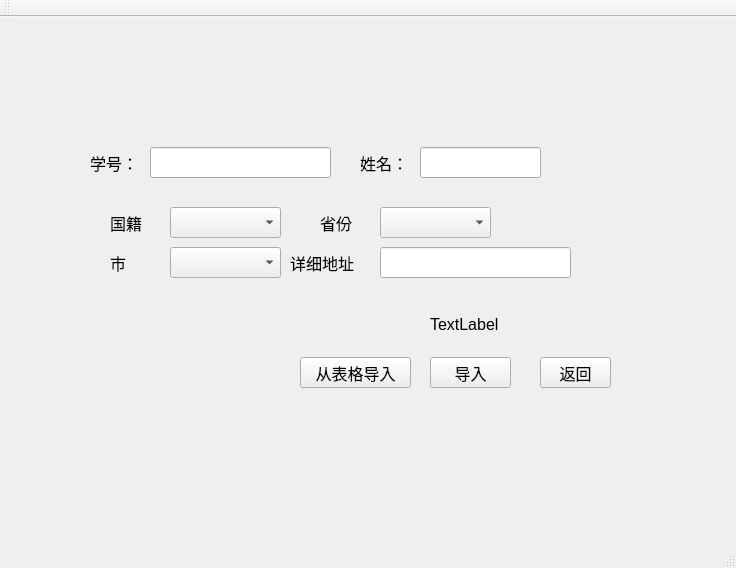
The window that mainwindow.ui (zhengnici/WorkProgram2020_Studentmanager) describes before a commit, drawn with Qt 5.
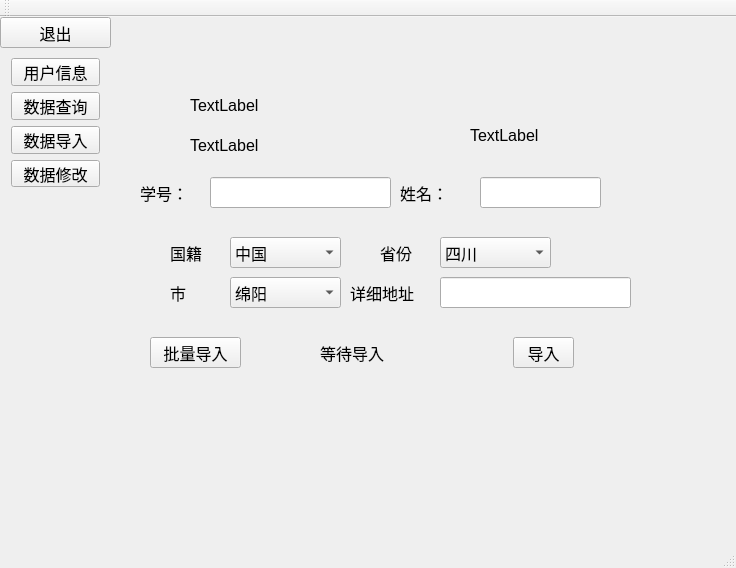
The same window after the commit.

Commit message: 添加了导入界面的Ui实现了单独的导入，但国家的读取视乎有问题

The edit to the form file:
```diff
--- a/mainwindow.ui
+++ b/mainwindow.ui
@@ -22,38 +22,78 @@
    <widget class="QComboBox" name="comboBox_2">
     <property name="geometry">
      <rect>
-      <x>380</x>
-      <y>190</y>
+      <x>440</x>
+      <y>220</y>
       <width>111</width>
       <height>31</height>
      </rect>
     </property>
+    <item>
+     <property name="text">
+      <string>四川</string>
+     </property>
+    </item>
+    <item>
+     <property name="text">
+      <string>湖北</string>
+     </property>
+    </item>
+    <item>
+     <property name="text">
+      <string>江苏</string>
+     </property>
+    </item>
    </widget>
    <widget class="QComboBox" name="comboBox_3">
     <property name="geometry">
      <rect>
-      <x>170</x>
-      <y>230</y>
+      <x>230</x>
+      <y>260</y>
       <width>111</width>
       <height>31</height>
      </rect>
     </property>
+    <item>
+     <property name="text">
+      <string>绵阳</string>
+     </property>
+    </item>
+    <item>
+     <property name="text">
+      <string>雅安</string>
+     </property>
+    </item>
+    <item>
+     <property name="text">
+      <string>成都</string>
+     </property>
+    </item>
    </widget>
    <widget class="QComboBox" name="comboBox">
     <property name="geometry">
      <rect>
-      <x>170</x>
-      <y>190</y>
+      <x>230</x>
+      <y>220</y>
       <width>111</width>
       <height>31</height>
      </rect>
     </property>
+    <item>
+     <property name="text">
+      <string>中国</string>
+     </property>
+    </item>
+    <item>
+     <property name="text">
+      <string>苏联</string>
+     </property>
+    </item>
    </widget>
    <widget class="QLineEdit" name="lineEdit_7">
     <property name="geometry">
      <rect>
-      <x>380</x>
-      <y>230</y>
+      <x>440</x>
+      <y>260</y>
       <width>191</width>
       <height>31</height>
      </rect>
@@ -62,8 +102,8 @@
    <widget class="QLabel" name="label">
     <property name="geometry">
      <rect>
-      <x>90</x>
-      <y>130</y>
+      <x>140</x>
+      <y>160</y>
       <width>61</width>
       <height>31</height>
      </rect>
@@ -75,8 +115,8 @@
    <widget class="QLabel" name="label_2">
     <property name="geometry">
      <rect>
-      <x>360</x>
-      <y>130</y>
+      <x>400</x>
+      <y>160</y>
       <width>61</width>
       <height>31</height>
      </rect>
@@ -88,8 +128,8 @@
    <widget class="QLineEdit" name="lineEdit">
     <property name="geometry">
      <rect>
-      <x>150</x>
-      <y>130</y>
+      <x>210</x>
+      <y>160</y>
       <width>181</width>
       <height>31</height>
      </rect>
@@ -98,8 +138,8 @@
    <widget class="QLineEdit" name="lineEdit_2">
     <property name="geometry">
      <rect>
-      <x>420</x>
-      <y>130</y>
+      <x>480</x>
+      <y>160</y>
       <width>121</width>
       <height>31</height>
      </rect>
@@ -108,8 +148,8 @@
    <widget class="QLabel" name="label_4">
     <property name="geometry">
      <rect>
-      <x>110</x>
-      <y>190</y>
+      <x>170</x>
+      <y>220</y>
       <width>41</width>
       <height>31</height>
      </rect>
@@ -121,8 +161,8 @@
    <widget class="QLabel" name="label_5">
     <property name="geometry">
      <rect>
-      <x>320</x>
-      <y>190</y>
+      <x>380</x>
+      <y>220</y>
       <width>41</width>
       <height>31</height>
      </rect>
@@ -134,8 +174,8 @@
    <widget class="QLabel" name="label_6">
     <property name="geometry">
      <rect>
-      <x>110</x>
-      <y>230</y>
+      <x>170</x>
+      <y>260</y>
       <width>41</width>
       <height>31</height>
      </rect>
@@ -147,8 +187,8 @@
    <widget class="QLabel" name="label_7">
     <property name="geometry">
      <rect>
-      <x>290</x>
-      <y>230</y>
+      <x>350</x>
+      <y>260</y>
       <width>91</width>
       <height>31</height>
      </rect>
@@ -157,52 +197,131 @@
      <string>详细地址</string>
     </property>
    </widget>
-   <widget class="QPushButton" name="pushButton">
-    <property name="geometry">
-     <rect>
-      <x>430</x>
-      <y>340</y>
-      <width>81</width>
-      <height>31</height>
-     </rect>
-    </property>
-    <property name="text">
-     <string>导入</string>
-    </property>
-   </widget>
    <widget class="QPushButton" name="pushButton_2">
     <property name="geometry">
      <rect>
-      <x>540</x>
-      <y>340</y>
-      <width>71</width>
+      <x>0</x>
+      <y>0</y>
+      <width>111</width>
       <height>31</height>
      </rect>
     </property>
     <property name="text">
-     <string>返回</string>
+     <string>退出</string>
     </property>
    </widget>
    <widget class="QPushButton" name="pushButton_3">
     <property name="geometry">
      <rect>
-      <x>300</x>
-      <y>340</y>
-      <width>111</width>
+      <x>150</x>
+      <y>320</y>
+      <width>91</width>
       <height>31</height>
      </rect>
     </property>
     <property name="text">
-     <string>从表格导入</string>
+     <string>批量导入</string>
     </property>
    </widget>
    <widget class="QLabel" name="label_3">
     <property name="geometry">
      <rect>
-      <x>430</x>
-      <y>300</y>
-      <width>68</width>
-      <height>15</height>
+      <x>320</x>
+      <y>320</y>
+      <width>101</width>
+      <height>31</height>
+     </rect>
+    </property>
+    <property name="text">
+     <string>等待导入</string>
+    </property>
+   </widget>
+   <widget class="QWidget" name="verticalLayoutWidget">
+    <property name="geometry">
+     <rect>
+      <x>0</x>
+      <y>30</y>
+      <width>111</width>
+      <height>151</height>
+     </rect>
+    </property>
+    <layout class="QVBoxLayout" name="verticalLayout">
+     <item>
+      <widget class="QPushButton" name="pushButton_4">
+       <property name="text">
+        <string>用户信息</string>
+       </property>
+      </widget>
+     </item>
+     <item>
+      <widget class="QPushButton" name="pushButton_5">
+       <property name="text">
+        <string>数据查询</string>
+       </property>
+      </widget>
+     </item>
+     <item>
+      <widget class="QPushButton" name="pushButton">
+       <property name="text">
+        <string>数据导入</string>
+       </property>
+      </widget>
+     </item>
+     <item>
+      <widget class="QPushButton" name="pushButton_6">
+       <property name="text">
+        <string>数据修改</string>
+       </property>
+      </widget>
+     </item>
+    </layout>
+   </widget>
+   <widget class="QPushButton" name="pushButton_7">
+    <property name="geometry">
+     <rect>
+      <x>513</x>
+      <y>320</y>
+      <width>61</width>
+      <height>31</height>
+     </rect>
+    </property>
+    <property name="text">
+     <string>导入</string>
+    </property>
+   </widget>
+   <widget class="QLabel" name="label_8">
+    <property name="geometry">
+     <rect>
+      <x>190</x>
+      <y>80</y>
+      <width>241</width>
+      <height>16</height>
+     </rect>
+    </property>
+    <property name="text">
+     <string>TextLabel</string>
+    </property>
+   </widget>
+   <widget class="QLabel" name="label_9">
+    <property name="geometry">
+     <rect>
+      <x>190</x>
+      <y>120</y>
+      <width>211</width>
+      <height>16</height>
+     </rect>
+    </property>
+    <property name="text">
+     <string>TextLabel</string>
+    </property>
+   </widget>
+   <widget class="QLabel" name="label_10">
+    <property name="geometry">
+     <rect>
+      <x>470</x>
+      <y>110</y>
+      <width>191</width>
+      <height>16</height>
      </rect>
     </property>
     <property name="text">
```
Left out of the diff: 2 changed lines with no effect on the pictures. The commit also changes 7 other files.
